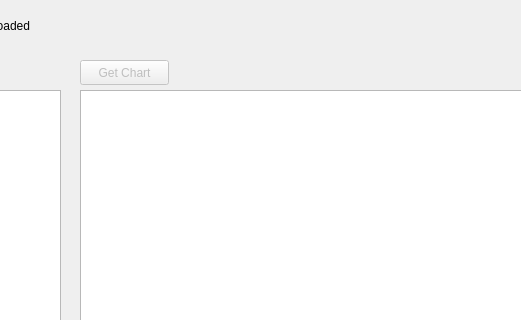
The window that listview.ui (Gance54/test_qt) describes before a commit, drawn with Qt 5; both pictures show x 540 to 1061 and y 0 to 320 of the 1234 by 703 pixel window.
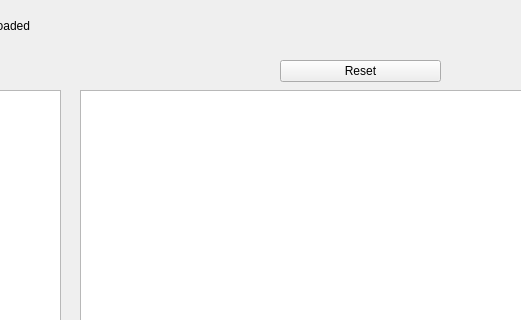
The same window after the commit.

Commit message: Add reset button

What changed in the file:
```diff
--- a/listview.ui
+++ b/listview.ui
@@ -111,22 +111,6 @@
     <string>Loaded</string>
    </property>
   </widget>
-  <widget class="QPushButton" name="getChartBtn">
-   <property name="enabled">
-    <bool>false</bool>
-   </property>
-   <property name="geometry">
-    <rect>
-     <x>620</x>
-     <y>60</y>
-     <width>89</width>
-     <height>25</height>
-    </rect>
-   </property>
-   <property name="text">
-    <string>Get Chart</string>
-   </property>
-  </widget>
   <widget class="QLabel" name="itemStatusLabel">
    <property name="geometry">
     <rect>
@@ -140,6 +124,19 @@
     <string>Loaded</string>
    </property>
   </widget>
+  <widget class="QPushButton" name="resetButton">
+   <property name="geometry">
+    <rect>
+     <x>820</x>
+     <y>60</y>
+     <width>161</width>
+     <height>22</height>
+    </rect>
+   </property>
+   <property name="text">
+    <string>Reset</string>
+   </property>
+  </widget>
  </widget>
  <resources/>
  <connections>
```
The commit also changes 2 other files.
